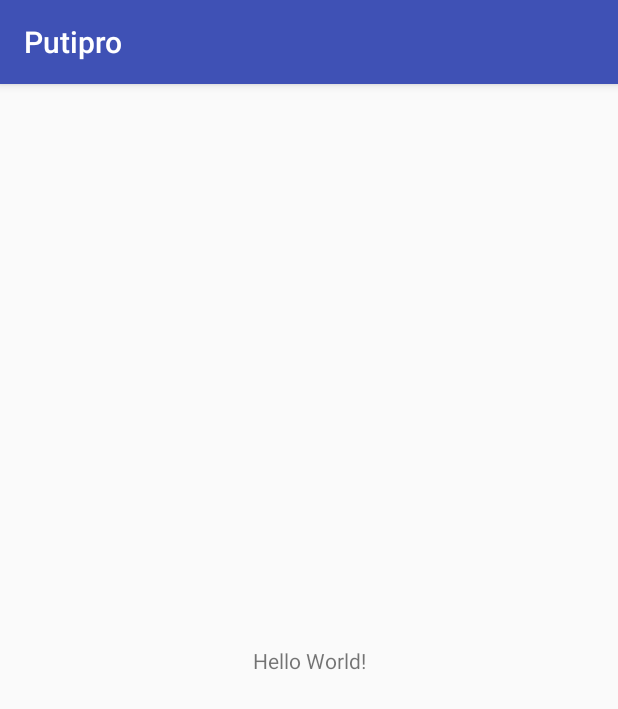
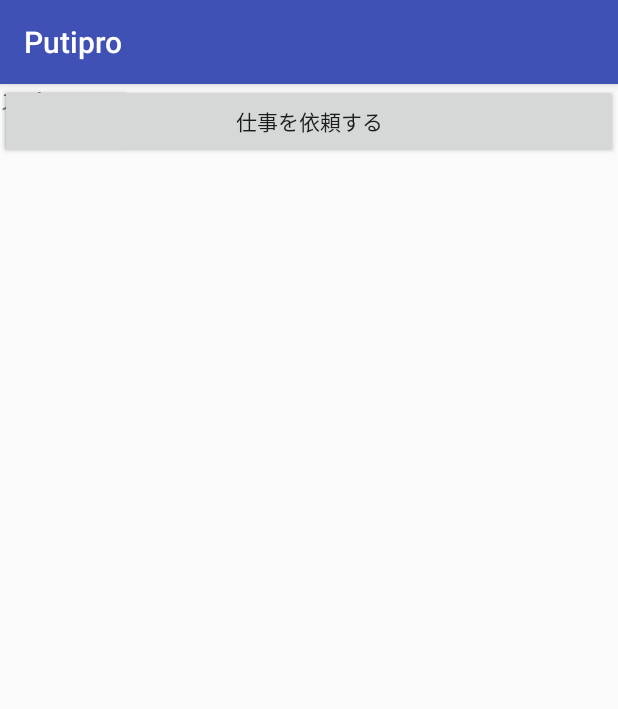
Before and after one commit to Leapfrog-Software/Putipro_old, an Android app: the screen it shows after launch (MainActivity), on a phone screen of 412 x 824 dp. Shown: the top 709 px of the screen. Run offline under Robolectric (Android 15) with nearby library versions, the phone set to English and light mode, and no system bars.

Commit message:
[Android] スプラッシュ・メイン・仕事依頼画面を作成

```diff
--- /dev/null
+++ b/Android/app/src/main/java/leapfrog_inc/putipro/Fragment/BaseFragment.java
@@ -0,0 +1,103 @@
+package leapfrog_inc.putipro.Fragment;
+
+import android.support.v4.app.Fragment;
+import android.support.v4.app.FragmentActivity;
+import android.support.v4.app.FragmentManager;
+import android.support.v4.app.FragmentTransaction;
+import android.view.View;
+import android.view.ViewGroup;
+import android.view.animation.Animation;
+import android.view.animation.TranslateAnimation;
+
+import leapfrog_inc.putipro.Function.DeviceUtility;
+import leapfrog_inc.putipro.R;
+
+public class BaseFragment extends Fragment {
+
+    public enum AnimationType {
+        none,
+        horizontal,
+        vertical
+    }
+
+    private AnimationType mAnimationType = AnimationType.none;
+
+    @Override
+    public void onStart() {
+        super.onStart();
+
+        View view = getView();
+        if (view == null) {
+            return;
+        }
+        ViewGroup.LayoutParams params = view.getLayoutParams();
+        if (params != null) {
+            params.width = ViewGroup.LayoutParams.MATCH_PARENT;
+            params.height = ViewGroup.LayoutParams.MATCH_PARENT;
+            view.setLayoutParams(params);
+        }
+
+        if (mAnimationType != AnimationType.none) {
+            int fromXDelta = (mAnimationType == AnimationType.horizontal) ? (int)(DeviceUtility.getWindowSize(getActivity()).x) : 0;
+            int fromYdelta = (mAnimationType == AnimationType.horizontal) ? 0 : (int)(DeviceUtility.getWindowSize(getActivity()).y);
+            TranslateAnimation animation = new TranslateAnimation(fromXDelta, 0, fromYdelta, 0);
+            animation.setDuration(200);
+            animation.setFillAfter(true);
+            view.startAnimation(animation);
+        }
+    }
+
+    public void stackFragment(BaseFragment fragment, AnimationType animationType) {
+
+        fragment.mAnimationType = animationType;
+
+        FragmentActivity activity = getActivity();
+        if (activity != null) {
+            FragmentManager fragmentManager = activity.getSupportFragmentManager();
+            FragmentTransaction transaction = fragmentManager.beginTransaction();
+            transaction.add(R.id.rootLayout, fragment);
+            transaction.commitAllowingStateLoss();
+        }
+    }
+
+    public void popFragment(AnimationType animationType) {
+
+        View view = getView();
+        if (view == null) {
+            return;
+        }
+
+        if (animationType != AnimationType.none) {
+            int toXDelta = (animationType == AnimationType.horizontal) ? (int)(DeviceUtility.getWindowSize(getActivity()).x) : 0;
+            int toYdelta = (animationType == AnimationType.horizontal) ? 0 : (int)(DeviceUtility.getWindowSize(getActivity()).y);
+            TranslateAnimation animation = new TranslateAnimation(0, toXDelta, 0, toYdelta);
+            animation.setDuration(200);
+            animation.setFillAfter(true);
+
+            animation.setAnimationListener(new Animation.AnimationListener() {
+                @Override
+                public void onAnimationStart(Animation animation) {}
+                @Override
+                public void onAnimationEnd(Animation animation) {
+                    popFragment();
+                }
+                @Override
+                public void onAnimationRepeat(Animation animation) {}
+            });
+
+            view.startAnimation(animation);
+        } else {
+            popFragment();
+        }
+    }
+
+    private void popFragment() {
+        FragmentActivity activity = getActivity();
+        if (activity != null) {
+            FragmentManager fragmentManager = activity.getSupportFragmentManager();
+            FragmentTransaction transaction = fragmentManager.beginTransaction();
+            transaction.remove(this);
+            transaction.commitAllowingStateLoss();
+        }
+    }
+}
--- /dev/null
+++ b/Android/app/src/main/java/leapfrog_inc/putipro/Fragment/Main/MainFragment.java
@@ -0,0 +1,35 @@
+package leapfrog_inc.putipro.Fragment.Main;
+
+import android.os.Bundle;
+import android.os.Handler;
+import android.view.LayoutInflater;
+import android.view.View;
+import android.view.ViewGroup;
+import android.widget.Button;
+
+import leapfrog_inc.putipro.Fragment.BaseFragment;
+import leapfrog_inc.putipro.Fragment.Offer.OfferCategoryFragment;
+import leapfrog_inc.putipro.R;
+
+public class MainFragment extends BaseFragment {
+
+    @Override
+    public View onCreateView(LayoutInflater inflater, ViewGroup container, Bundle savedInstance) {
+
+        View view = inflater.inflate(R.layout.fragment_main, null);
+
+        initAction(view);
+
+        return view;
+    }
+
+    private void initAction(View view) {
+
+        ((Button)view.findViewById(R.id.offerButton)).setOnClickListener(new View.OnClickListener() {
+            @Override
+            public void onClick(View v) {
+                stackFragment(new OfferCategoryFragment(), AnimationType.horizontal);
+            }
+        });
+    }
+}
--- /dev/null
+++ b/Android/app/src/main/java/leapfrog_inc/putipro/Fragment/Splash/SplashFragment.java
@@ -0,0 +1,29 @@
+package leapfrog_inc.putipro.Fragment.Splash;
+
+import android.os.Bundle;
+import android.os.Handler;
+import android.view.LayoutInflater;
+import android.view.View;
+import android.view.ViewGroup;
+
+import leapfrog_inc.putipro.Fragment.BaseFragment;
+import leapfrog_inc.putipro.Fragment.Main.MainFragment;
+import leapfrog_inc.putipro.R;
+
+public class SplashFragment extends BaseFragment {
+
+    @Override
+    public View onCreateView(LayoutInflater inflater, ViewGroup container, Bundle savedInstance) {
+
+        View view = inflater.inflate(R.layout.fragment_splash, null);
+
+        new Handler().postDelayed(new Runnable() {
+            @Override
+            public void run() {
+                stackFragment(new MainFragment(), AnimationType.none);
+            }
+        }, 500);
+
+        return view;
+    }
+}
--- a/Android/app/src/main/java/leapfrog_inc/putipro/MainActivity.java
+++ b/Android/app/src/main/java/leapfrog_inc/putipro/MainActivity.java
@@ -1,7 +1,10 @@
 package leapfrog_inc.putipro;
 
+import android.support.v4.app.FragmentTransaction;
 import android.support.v7.app.AppCompatActivity;
 import android.os.Bundle;
+
+import leapfrog_inc.putipro.Fragment.Splash.SplashFragment;
 
 public class MainActivity extends AppCompatActivity {
 
@@ -9,5 +12,9 @@ public class MainActivity extends AppCompatActivity {
     protected void onCreate(Bundle savedInstanceState) {
         super.onCreate(savedInstanceState);
         setContentView(R.layout.activity_main);
+
+        FragmentTransaction transaction = getSupportFragmentManager().beginTransaction();
+        transaction.add(R.id.rootContainer, new SplashFragment());
+        transaction.commitAllowingStateLoss();
     }
 }
--- a/Android/app/src/main/res/layout/activity_main.xml
+++ b/Android/app/src/main/res/layout/activity_main.xml
@@ -6,13 +6,21 @@
     android:layout_height="match_parent"
     tools:context=".MainActivity">
 
-    <TextView
-        android:layout_width="wrap_content"
-        android:layout_height="wrap_content"
-        android:text="Hello World!"
-        app:layout_constraintBottom_toBottomOf="parent"
-        app:layout_constraintLeft_toLeftOf="parent"
-        app:layout_constraintRight_toRightOf="parent"
-        app:layout_constraintTop_toTopOf="parent" />
+    <FrameLayout
+        android:layout_width="match_parent"
+        android:layout_height="match_parent">
+        <LinearLayout
+            android:id="@+id/rootContainer"
+            android:layout_width="match_parent"
+            android:layout_height="match_parent"
+            android:orientation="vertical">
+        </LinearLayout>
+        <LinearLayout
+            android:id="@+id/subContainer"
+            android:layout_width="match_parent"
+            android:layout_height="match_parent"
+            android:orientation="vertical">
+        </LinearLayout>
+    </FrameLayout>
 
 </android.support.constraint.ConstraintLayout>
--- /dev/null
+++ b/Android/app/src/main/res/layout/fragment_main.xml
@@ -0,0 +1,18 @@
+<?xml version="1.0" encoding="utf-8"?>
+<FrameLayout xmlns:android="http://schemas.android.com/apk/res/android"
+    android:layout_width="match_parent"
+    android:layout_height="match_parent"
+    android:id="@+id/rootLayout">
+
+    <Button
+        android:layout_width="wrap_content"
+        android:layout_height="wrap_content"
+        android:text="＜"/>
+
+    <Button
+        android:id="@+id/offerButton"
+        android:layout_width="match_parent"
+        android:layout_height="50dp"
+        android:text="仕事を依頼する"/>
+
+</FrameLayout>
--- /dev/null
+++ b/Android/app/src/main/res/layout/fragment_splash.xml
@@ -0,0 +1,11 @@
+<?xml version="1.0" encoding="utf-8"?>
+<FrameLayout xmlns:android="http://schemas.android.com/apk/res/android"
+    android:layout_width="match_parent"
+    android:layout_height="match_parent"
+    android:id="@+id/rootLayout">
+
+    <TextView
+        android:layout_width="wrap_content"
+        android:layout_height="wrap_content"
+        android:text="スプラッシュ"/>
+</FrameLayout>
```
Also changed, not shown: Android/app/src/main/java/leapfrog_inc/putipro/Fragment/Offer/OfferCategoryFragment.java (added, +20 -0 lines), Android/app/src/main/java/leapfrog_inc/putipro/Function/DeviceUtility.java (added, +35 -0 lines), Android/app/src/main/res/layout/fragment_offer_category.xml (added, +12 -0 lines).
